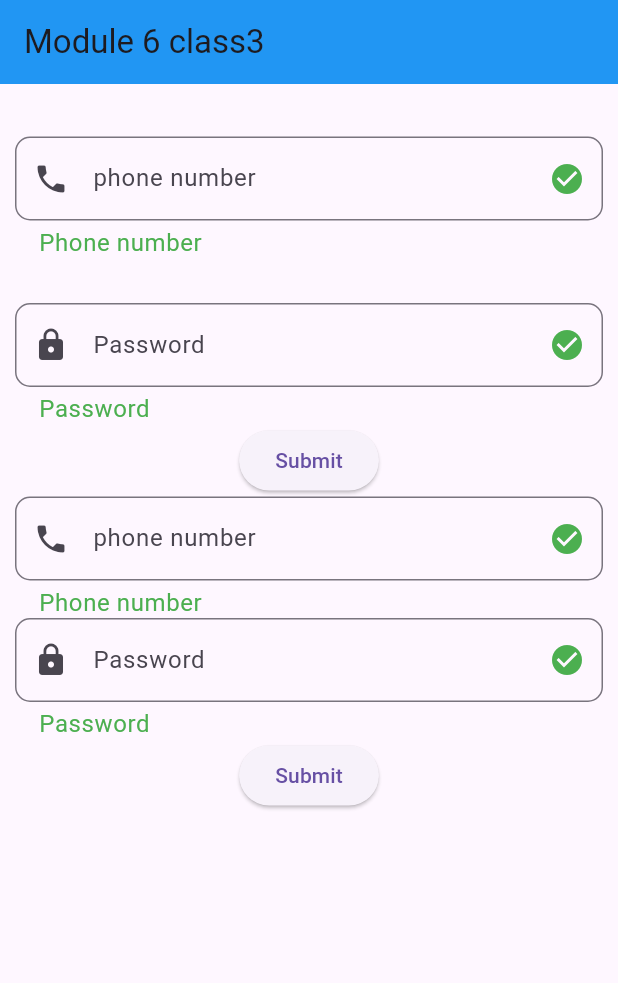
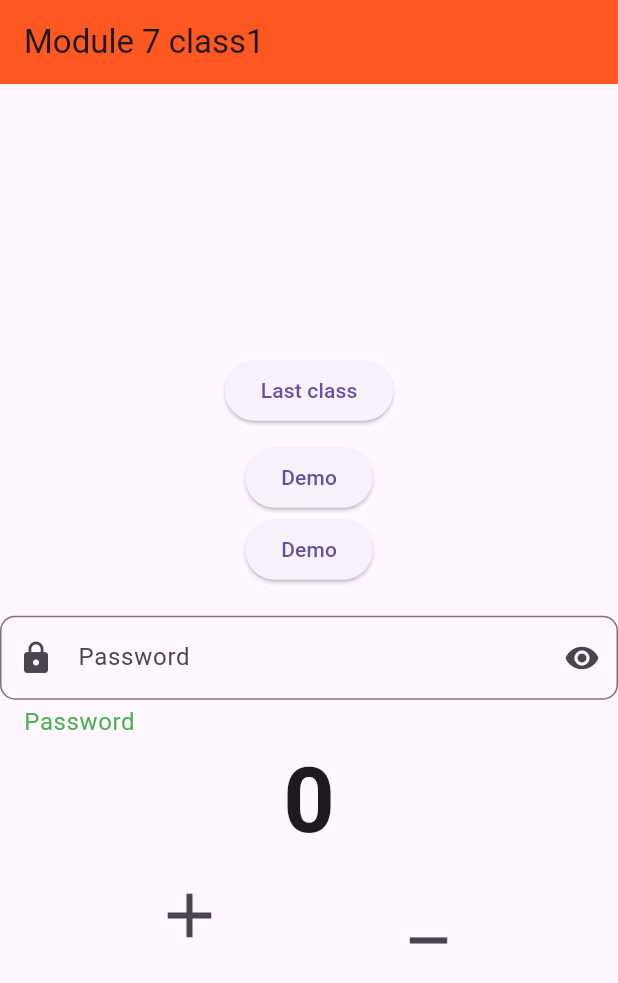
Before and after one commit to taufiqurSabbir/batch_19, a Flutter app: the screen it shows after launch, on a phone screen of 412 x 824 dp. Shown: the top 983 px of the screen. Run offline on Flutter 3.47's test engine with Material 3 defaults, Android fonts, the phone set to English and light mode, and no system bars.

Commit message:
module_7 class 1

```diff
--- a/lib/app.dart
+++ b/lib/app.dart
@@ -6,6 +6,7 @@ import 'module_6/class_1.dart';
 import 'module_6/class_2.dart';
 import 'module_6/class_3.dart';
 import 'module_6/gridV.dart';
+import 'module_7/class_1.dart';
 
 class MyApp extends StatelessWidget {
   const MyApp({super.key});
@@ -14,7 +15,7 @@ class MyApp extends StatelessWidget {
   Widget build(BuildContext context) {
     return MaterialApp(
       title: 'Batch 19',
-      home: Module6Class3(),
+      home: Module7Class1(),
     );
   }
 }
--- a/lib/module_6/class_3.dart
+++ b/lib/module_6/class_3.dart
@@ -19,6 +19,9 @@ class Module6Class3 extends StatelessWidget {
         padding: EdgeInsets.all(10),
         child: Column(
           children: [
+            ElevatedButton(onPressed: (){
+              Navigator.pop(context);
+            }, child: Text('Next class')),
             SizedBox(height: 25,),
             TextField(
               controller: phoneController,
--- /dev/null
+++ b/lib/module_7/class_1.dart
@@ -0,0 +1,106 @@
+import 'package:batch_19/module_7/demo.dart';
+import 'package:flutter/material.dart';
+
+import '../module_6/class_3.dart';
+
+
+class Module7Class1 extends StatefulWidget {
+   Module7Class1({super.key});
+
+  @override
+  State<Module7Class1> createState() => _Module7Class1State();
+}
+
+class _Module7Class1State extends State<Module7Class1> {
+  int number = 0;
+  bool isShowPassword = true;
+
+  @override
+  Widget build(BuildContext context) {
+    return Scaffold(
+      appBar: AppBar(
+        title: Text('Module 7 class1'),
+        backgroundColor: Colors.deepOrange,
+      ),
+      body: Center(
+        child: Column(
+         mainAxisAlignment: MainAxisAlignment.center,
+          children: [
+
+
+            ElevatedButton(onPressed: (){
+              Navigator.push(context, MaterialPageRoute(builder: (context)=>Module6Class3()));
+
+
+            }, child: Text('Last class')),
+
+          SizedBox(height: 10,),
+
+          ElevatedButton(onPressed: (){
+            Navigator.push(context, MaterialPageRoute(builder: (context)=>Demo(name: 'Taufiq',)));
+          }, child: Text('Demo')),
+
+
+
+            ElevatedButton(onPressed: (){
+            Navigator.pushReplacement(context, MaterialPageRoute(builder: (context)=>Demo(name: 'Page replace',)));
+
+            }, child: Text('Demo')),
+
+          SizedBox(height: 20,),
+
+            TextField(
+              obscureText: isShowPassword,
+              keyboardType: TextInputType.number,
+              decoration: InputDecoration(
+                  hintText: 'Password',
+                  helperText: 'Password',
+                  helperStyle: TextStyle(
+                      color: Colors.green,
+                      fontSize: 16
+                  ),
+                  labelText: 'Password',
+                  prefixIcon: Icon(Icons.lock),
+                  suffixIcon: IconButton(onPressed: (){
+
+                    setState(() {
+                      isShowPassword = !isShowPassword;
+                    });
+
+                  }, icon: Icon(Icons.remove_red_eye)),
+                  border: OutlineInputBorder(
+                      borderRadius: BorderRadius.circular(10)
+                  )
+              ),
+            ),
+
+            Text(number.toString(),style: TextStyle(
+              fontSize: 60,
+              fontWeight: FontWeight.bold
+            ),),
+
+            Row(
+              mainAxisAlignment: MainAxisAlignment.spaceEvenly,
+              children: [
+                IconButton(onPressed: (){
+                  setState(() {
+                    number++;
+                  });
+
+                  print(number);
+                }, icon: Icon(Icons.add,size: 50,)),
+                IconButton(onPressed: (){
+                  number--;
+                  setState(() {
+
+                  });
+                  print(number);
+                }, icon: Icon(Icons.minimize,size: 50,)),
+              ],
+            )
+          ],
+        ),
+      ),
+    );
+  }
+}
```
Also changed, not shown: lib/module_7/demo.dart (added, +20 -0 lines).
